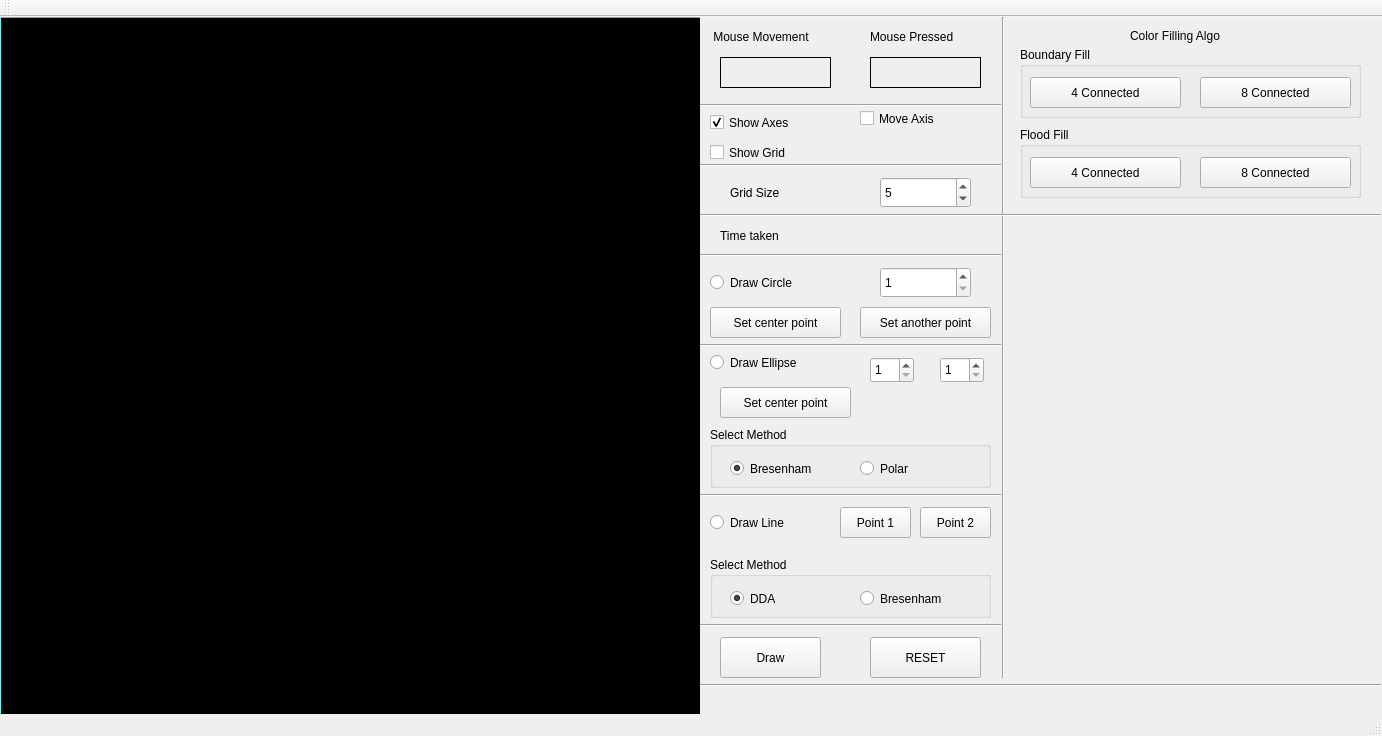
First picture: the form in Graphics/BCSEIII/mainwindow.ui, repository tanmoysrt/BCSE3-Assignment, before the edit.
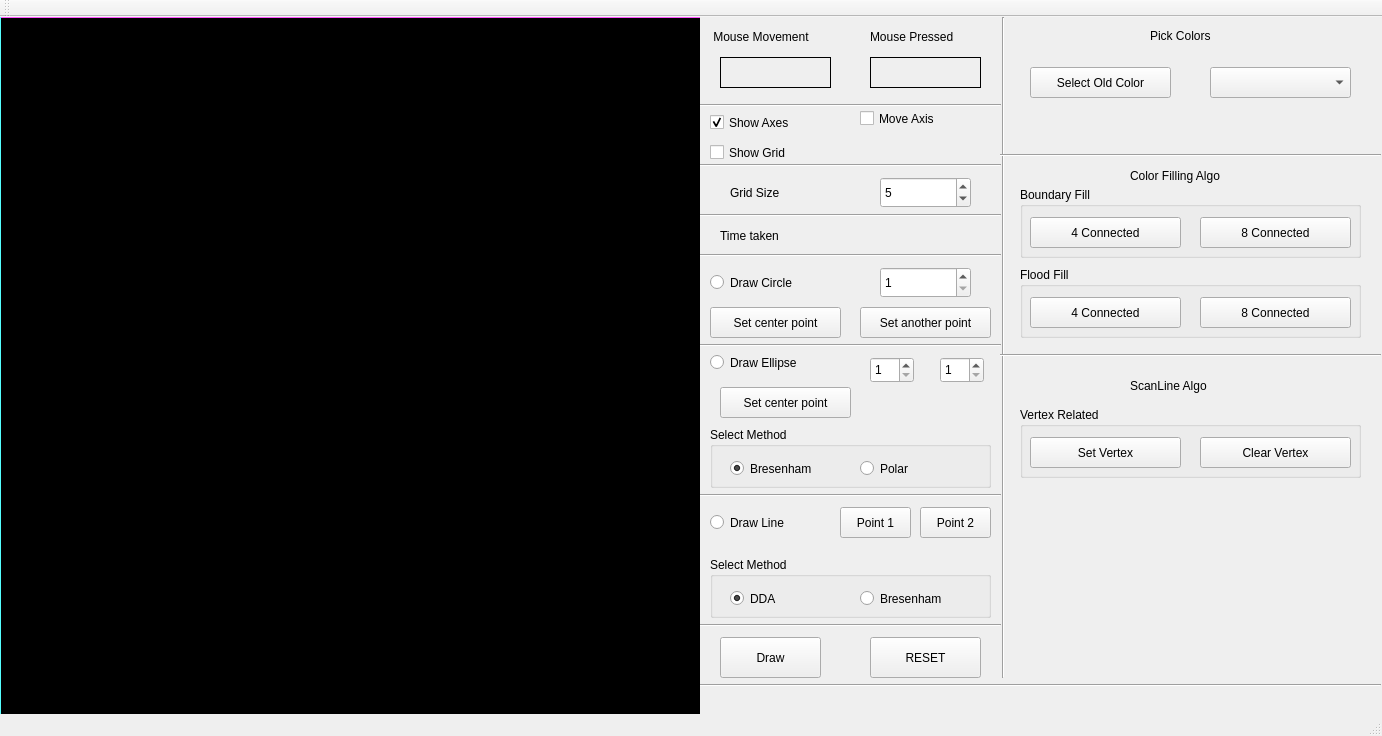
Second picture: the form after the edit. Custom widgets are drawn as their Qt base class.

What changed in the file:
```diff
--- a/Graphics/BCSEIII/mainwindow.ui
+++ b/Graphics/BCSEIII/mainwindow.ui
@@ -622,7 +622,7 @@
     <property name="geometry">
      <rect>
       <x>1130</x>
-      <y>10</y>
+      <y>150</y>
       <width>141</width>
       <height>17</height>
      </rect>
@@ -635,7 +635,7 @@
     <property name="geometry">
      <rect>
       <x>1020</x>
-      <y>30</y>
+      <y>170</y>
       <width>341</width>
       <height>71</height>
      </rect>
@@ -674,7 +674,7 @@
     <property name="geometry">
      <rect>
       <x>1020</x>
-      <y>110</y>
+      <y>250</y>
       <width>341</width>
       <height>71</height>
      </rect>
@@ -713,7 +713,7 @@
     <property name="geometry">
      <rect>
       <x>1000</x>
-      <y>190</y>
+      <y>330</y>
       <width>381</width>
       <height>16</height>
      </rect>
@@ -722,6 +722,133 @@
      <enum>Qt::Horizontal</enum>
     </property>
    </widget>
+   <widget class="QLabel" name="label_6">
+    <property name="geometry">
+     <rect>
+      <x>1130</x>
+      <y>360</y>
+      <width>111</width>
+      <height>17</height>
+     </rect>
+    </property>
+    <property name="text">
+     <string>ScanLine Algo</string>
+    </property>
+   </widget>
+   <widget class="QGroupBox" name="groupBox_5">
+    <property name="geometry">
+     <rect>
+      <x>1020</x>
+      <y>390</y>
+      <width>341</width>
+      <height>71</height>
+     </rect>
+    </property>
+    <property name="title">
+     <string>Vertex Related</string>
+    </property>
+    <widget class="QPushButton" name="set_vertex_scanline">
+     <property name="geometry">
+      <rect>
+       <x>10</x>
+       <y>30</y>
+       <width>151</width>
+       <height>31</height>
+      </rect>
+     </property>
+     <property name="text">
+      <string>Set Vertex</string>
+     </property>
+    </widget>
+    <widget class="QPushButton" name="clear_vertex_scanline">
+     <property name="geometry">
+      <rect>
+       <x>180</x>
+       <y>30</y>
+       <width>151</width>
+       <height>31</height>
+      </rect>
+     </property>
+     <property name="text">
+      <string>Clear Vertex</string>
+     </property>
+    </widget>
+   </widget>
+   <widget class="Line" name="line_11">
+    <property name="geometry">
+     <rect>
+      <x>1000</x>
+      <y>130</y>
+      <width>381</width>
+      <height>16</height>
+     </rect>
+    </property>
+    <property name="orientation">
+     <enum>Qt::Horizontal</enum>
+    </property>
+   </widget>
+   <widget class="QLabel" name="label_7">
+    <property name="geometry">
+     <rect>
+      <x>1150</x>
+      <y>10</y>
+      <width>81</width>
+      <height>17</height>
+     </rect>
+    </property>
+    <property name="text">
+     <string>Pick Colors</string>
+    </property>
+   </widget>
+   <widget class="QPushButton" name="select_old_color">
+    <property name="geometry">
+     <rect>
+      <x>1030</x>
+      <y>50</y>
+      <width>141</width>
+      <height>31</height>
+     </rect>
+    </property>
+    <property name="text">
+     <string>Select Old Color</string>
+    </property>
+   </widget>
+   <widget class="QWidget" name="old_color" native="true">
+    <property name="geometry">
+     <rect>
+      <x>1030</x>
+      <y>90</y>
+      <width>141</width>
+      <height>31</height>
+     </rect>
+    </property>
+    <property name="autoFillBackground">
+     <bool>true</bool>
+    </property>
+   </widget>
+   <widget class="QWidget" name="fill_color" native="true">
+    <property name="geometry">
+     <rect>
+      <x>1210</x>
+      <y>90</y>
+      <width>141</width>
+      <height>31</height>
+     </rect>
+    </property>
+    <property name="autoFillBackground">
+     <bool>true</bool>
+    </property>
+   </widget>
+   <widget class="QComboBox" name="fill_color_combo">
+    <property name="geometry">
+     <rect>
+      <x>1210</x>
+      <y>50</y>
+      <width>141</width>
+      <height>31</height>
+     </rect>
+    </property>
+   </widget>
   </widget>
   <widget class="QMenuBar" name="menuBar">
    <property name="geometry">
```
